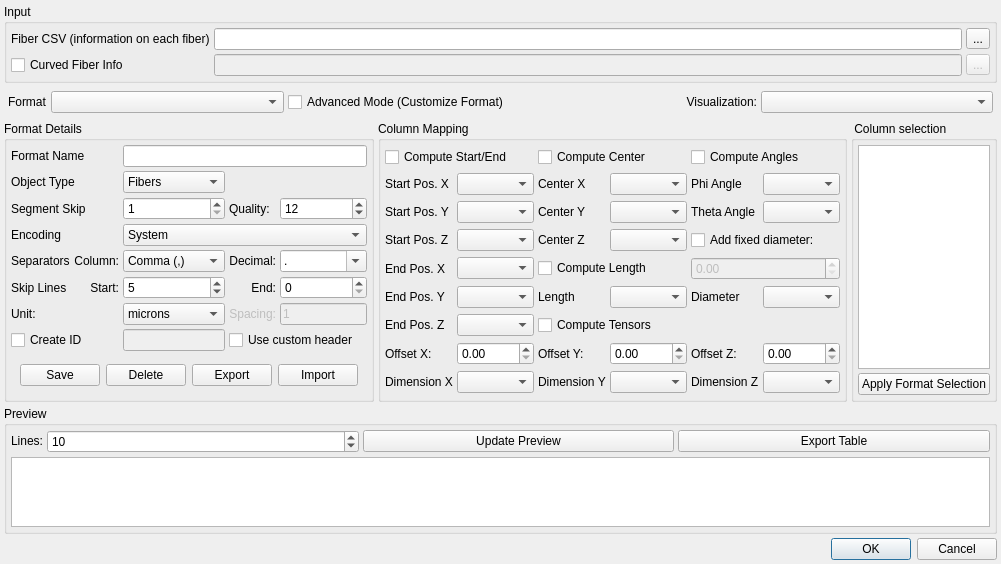
Old version of the form modules/FeatureScout/CsvInput.ui in the repository 3dct/open_iA.
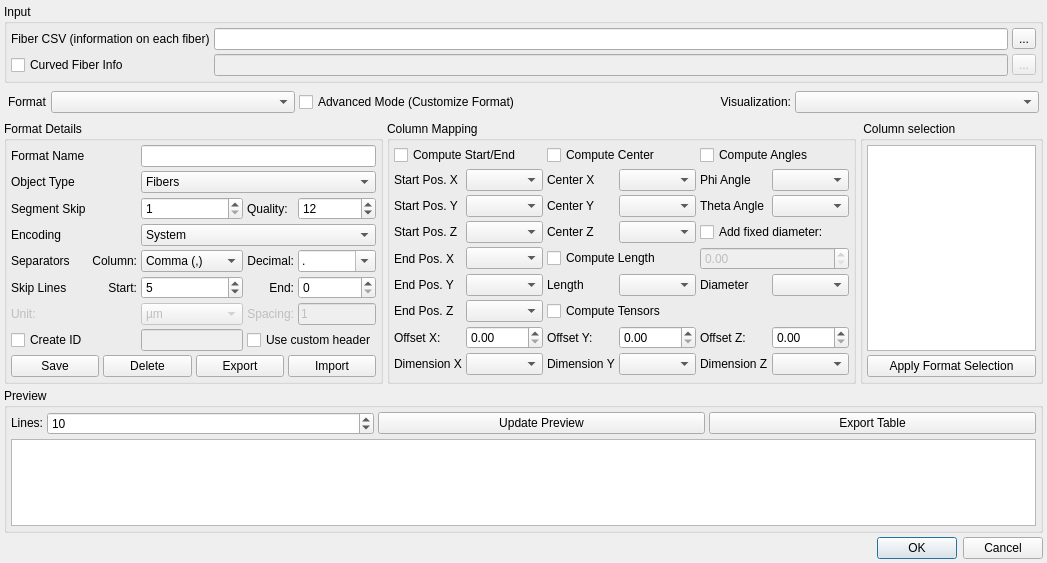
New version of the form.

Commit message: FeatureScout: CSV import dialog layout improvements

Patch:
```diff
--- a/modules/FeatureScout/CsvInput.ui
+++ b/modules/FeatureScout/CsvInput.ui
@@ -6,8 +6,8 @@
    <rect>
     <x>0</x>
     <y>0</y>
-    <width>926</width>
-    <height>527</height>
+    <width>1047</width>
+    <height>563</height>
    </rect>
   </property>
   <property name="windowTitle">
@@ -31,12 +31,6 @@
    </property>
    <item>
     <widget class="QGroupBox" name="grpbox_File">
-     <property name="sizePolicy">
-      <sizepolicy hsizetype="Preferred" vsizetype="Fixed">
-       <horstretch>0</horstretch>
-       <verstretch>0</verstretch>
-      </sizepolicy>
-     </property>
      <property name="title">
       <string>Input</string>
      </property>
@@ -163,6 +157,12 @@
    </item>
    <item>
     <widget class="QWidget" name="wd_Advanced" native="true">
+     <property name="sizePolicy">
+      <sizepolicy hsizetype="Preferred" vsizetype="Fixed">
+       <horstretch>0</horstretch>
+       <verstretch>0</verstretch>
+      </sizepolicy>
+     </property>
      <layout class="QHBoxLayout" name="horizontalLayout_2">
       <property name="spacing">
        <number>4</number>
@@ -190,10 +190,7 @@
         <property name="title">
          <string>Format Details</string>
         </property>
-        <layout class="QHBoxLayout" name="horizontalLayout_3">
-         <property name="spacing">
-          <number>4</number>
-         </property>
+        <layout class="QGridLayout" name="gridLayout_4">
          <property name="leftMargin">
           <number>4</number>
          </property>
@@ -206,77 +203,13 @@
          <property name="bottomMargin">
           <number>4</number>
          </property>
-         <item>
-          <layout class="QGridLayout" name="gridLayout_2">
            <property name="spacing">
             <number>4</number>
            </property>
-           <item row="6" column="4">
-            <widget class="QLineEdit" name="ed_Spacing">
-             <property name="enabled">
-              <bool>false</bool>
-             </property>
-             <property name="text">
-              <string>1</string>
-             </property>
-            </widget>
-           </item>
-           <item row="5" column="3">
-            <widget class="QLabel" name="lbl_SkipLinesEnd">
-             <property name="text">
-              <string>End:</string>
-             </property>
-             <property name="alignment">
-              <set>Qt::AlignRight|Qt::AlignTrailing|Qt::AlignVCenter</set>
-             </property>
-            </widget>
-           </item>
-           <item row="5" column="0">
-            <widget class="QLabel" name="lbl_SkipLines">
-             <property name="text">
-              <string>Skip Lines</string>
-             </property>
-            </widget>
-           </item>
-           <item row="1" column="0" colspan="2">
-            <widget class="QLabel" name="lbl_ObjectType">
-             <property name="text">
-              <string>Object Type</string>
-             </property>
-            </widget>
-           </item>
-           <item row="3" column="0" colspan="2">
-            <widget class="QLabel" name="lbl_Encoding">
-             <property name="text">
-              <string>Encoding</string>
-             </property>
-            </widget>
-           </item>
-           <item row="3" column="2" colspan="3">
-            <widget class="QComboBox" name="cmbbox_Encoding">
-             <item>
-              <property name="text">
-               <string>System</string>
-              </property>
-             </item>
-             <item>
-              <property name="text">
-               <string>UTF-8</string>
-              </property>
-             </item>
-             <item>
-              <property name="text">
-               <string>ISO-8859-1</string>
-              </property>
-             </item>
-             <item>
-              <property name="text">
-               <string>Windows-1252</string>
-              </property>
-             </item>
-            </widget>
-           </item>
-           <item row="1" column="2">
+         <item row="0" column="2" colspan="3">
+          <widget class="QLineEdit" name="ed_FormatName"/>
+         </item>
+         <item row="1" column="2" colspan="3">
             <widget class="QComboBox" name="cmbbox_ObjectType">
              <item>
               <property name="text">
@@ -295,27 +228,34 @@
              </item>
             </widget>
            </item>
-           <item row="4" column="4">
-            <widget class="QComboBox" name="cmbbox_DecimalSeparator">
-             <property name="editable">
-              <bool>true</bool>
-             </property>
-             <item>
+         <item row="4" column="0">
+          <widget class="QLabel" name="lbl_Separators">
               <property name="text">
-               <string>.</string>
-              </property>
-             </item>
-             <item>
+            <string>Separators</string>
+           </property>
+          </widget>
+         </item>
+         <item row="3" column="0">
+          <widget class="QLabel" name="lbl_Encoding">
               <property name="text">
-               <string>,</string>
-              </property>
-             </item>
-            </widget>
-           </item>
-           <item row="7" column="0" colspan="2">
-            <widget class="QCheckBox" name="cb_AddAutoID">
+            <string>Encoding</string>
+           </property>
+          </widget>
+         </item>
+         <item row="5" column="4">
+          <widget class="QSpinBox" name="ed_SkipLinesEnd">
+           <property name="maximum">
+            <number>9999999</number>
+           </property>
+          </widget>
+         </item>
+         <item row="5" column="3">
+          <widget class="QLabel" name="lbl_SkipLinesEnd">
              <property name="text">
-              <string>Create ID</string>
+            <string>End:</string>
+           </property>
+           <property name="alignment">
+            <set>Qt::AlignRight|Qt::AlignTrailing|Qt::AlignVCenter</set>
              </property>
             </widget>
            </item>
@@ -326,47 +266,50 @@
              </property>
             </widget>
            </item>
-           <item row="4" column="2">
-            <widget class="QComboBox" name="cmbbox_ColSeparator">
+         <item row="6" column="4">
+          <widget class="QLineEdit" name="ed_Spacing">
              <property name="enabled">
-              <bool>true</bool>
-             </property>
-             <property name="editable">
               <bool>false</bool>
              </property>
-             <item>
               <property name="text">
-               <string>Comma (,)</string>
-              </property>
-             </item>
-             <item>
-              <property name="text">
-               <string>Semicolon (;)</string>
-              </property>
-             </item>
-             <item>
-              <property name="text">
-               <string>Tabulator</string>
-              </property>
-             </item>
-            </widget>
-           </item>
-           <item row="6" column="3">
-            <widget class="QLabel" name="lbl_Spacing">
-             <property name="enabled">
-              <bool>false</bool>
-             </property>
-             <property name="text">
-              <string>Spacing:</string>
-             </property>
-             <property name="alignment">
-              <set>Qt::AlignRight|Qt::AlignTrailing|Qt::AlignVCenter</set>
+            <string>1</string>
+           </property>
+          </widget>
+         </item>
+         <item row="2" column="2">
+          <widget class="QSpinBox" name="sb_SegmentSkip">
+           <property name="toolTip">
+            <string>1=best quality, higher values -&gt; less quality for curved fibers. Value determines that every nth point of those given will be shown.</string>
+           </property>
+           <property name="toolTipDuration">
+            <number>5000</number>
+           </property>
+           <property name="minimum">
+            <number>1</number>
+           </property>
+           <property name="maximum">
+            <number>1000</number>
              </property>
             </widget>
            </item>
            <item row="8" column="0" colspan="5">
             <widget class="QWidget" name="widget" native="true">
              <layout class="QHBoxLayout" name="horizontalLayout">
+            <property name="spacing">
+             <number>4</number>
+            </property>
+            <property name="leftMargin">
+             <number>0</number>
+            </property>
+            <property name="topMargin">
+             <number>0</number>
+            </property>
+            <property name="rightMargin">
+             <number>0</number>
+            </property>
+            <property name="bottomMargin">
+             <number>0</number>
+            </property>
               <item>
                <widget class="QPushButton" name="btn_SaveFormat">
                 <property name="enabled">
@@ -401,43 +344,10 @@
              </layout>
             </widget>
            </item>
-           <item row="5" column="4">
-            <widget class="QSpinBox" name="ed_SkipLinesEnd">
-             <property name="maximum">
-              <number>9999999</number>
-             </property>
-            </widget>
-           </item>
-           <item row="4" column="3">
-            <widget class="QLabel" name="lbl_SeparatorDecimal">
+         <item row="5" column="0">
+          <widget class="QLabel" name="lbl_SkipLines">
              <property name="text">
-              <string>Decimal:</string>
-             </property>
-             <property name="alignment">
-              <set>Qt::AlignRight|Qt::AlignTrailing|Qt::AlignVCenter</set>
-             </property>
-            </widget>
-           </item>
-           <item row="5" column="2">
-            <widget class="QSpinBox" name="ed_SkipLinesStart">
-             <property name="enabled">
-              <bool>true</bool>
-             </property>
-             <property name="minimum">
-              <number>0</number>
-             </property>
-             <property name="maximum">
-              <number>9999999</number>
-             </property>
-             <property name="value">
-              <number>5</number>
-             </property>
-            </widget>
-           </item>
-           <item row="6" column="0" colspan="2">
-            <widget class="QLabel" name="lbl_Unit">
-             <property name="text">
-              <string>Unit:</string>
+            <string>Skip Lines</string>
              </property>
             </widget>
            </item>
@@ -448,62 +358,13 @@
              </property>
             </widget>
            </item>
-           <item row="4" column="1">
-            <widget class="QLabel" name="lbl_SeparatorColumn">
-             <property name="text">
-              <string>Column:</string>
-             </property>
-             <property name="alignment">
-              <set>Qt::AlignRight|Qt::AlignTrailing|Qt::AlignVCenter</set>
-             </property>
-            </widget>
-           </item>
-           <item row="0" column="0" colspan="2">
-            <widget class="QLabel" name="lbl_FormatName">
+         <item row="6" column="0">
+          <widget class="QLabel" name="lbl_Unit">
+           <property name="enabled">
+            <bool>false</bool>
+           </property>
              <property name="text">
-              <string>Format Name</string>
-             </property>
-            </widget>
-           </item>
-           <item row="5" column="1">
-            <widget class="QLabel" name="lbl_SkipLinesStart">
-             <property name="text">
-              <string>Start:</string>
-             </property>
-             <property name="alignment">
-              <set>Qt::AlignRight|Qt::AlignTrailing|Qt::AlignVCenter</set>
-             </property>
-            </widget>
-           </item>
-           <item row="6" column="2">
-            <widget class="QComboBox" name="cmbbox_Unit">
-             <item>
-              <property name="text">
-               <string>microns</string>
-              </property>
-             </item>
-            </widget>
-           </item>
-           <item row="4" column="0">
-            <widget class="QLabel" name="lbl_Separators">
-             <property name="text">
-              <string>Separators</string>
-             </property>
-            </widget>
-           </item>
-           <item row="0" column="2" colspan="3">
-            <widget class="QLineEdit" name="ed_FormatName"/>
-           </item>
-           <item row="2" column="3">
-            <widget class="QLabel" name="lb_CylinderQuality">
-             <property name="toolTip">
-              <string>The higher the number, the better the cylinder visualization quality (represents number of sides used for modelling cylinder).</string>
-             </property>
-             <property name="toolTipDuration">
-              <number>5000</number>
-             </property>
-             <property name="text">
-              <string>Quality:</string>
+            <string>Unit:</string>
              </property>
             </widget>
            </item>
@@ -526,7 +387,113 @@
              </property>
             </widget>
            </item>
-           <item row="2" column="0" colspan="2">
+         <item row="5" column="1">
+          <widget class="QLabel" name="lbl_SkipLinesStart">
+           <property name="text">
+            <string>Start:</string>
+           </property>
+           <property name="alignment">
+            <set>Qt::AlignRight|Qt::AlignTrailing|Qt::AlignVCenter</set>
+           </property>
+          </widget>
+         </item>
+         <item row="4" column="2">
+          <widget class="QComboBox" name="cmbbox_ColSeparator">
+           <property name="enabled">
+            <bool>true</bool>
+           </property>
+           <property name="editable">
+            <bool>false</bool>
+           </property>
+           <item>
+            <property name="text">
+             <string>Comma (,)</string>
+            </property>
+           </item>
+           <item>
+            <property name="text">
+             <string>Semicolon (;)</string>
+            </property>
+           </item>
+           <item>
+            <property name="text">
+             <string>Tabulator</string>
+            </property>
+           </item>
+          </widget>
+         </item>
+         <item row="4" column="3">
+          <widget class="QLabel" name="lbl_SeparatorDecimal">
+           <property name="text">
+            <string>Decimal:</string>
+           </property>
+           <property name="alignment">
+            <set>Qt::AlignRight|Qt::AlignTrailing|Qt::AlignVCenter</set>
+           </property>
+          </widget>
+         </item>
+         <item row="4" column="4">
+          <widget class="QComboBox" name="cmbbox_DecimalSeparator">
+           <property name="editable">
+            <bool>true</bool>
+           </property>
+           <item>
+            <property name="text">
+             <string>.</string>
+            </property>
+           </item>
+           <item>
+            <property name="text">
+             <string>,</string>
+            </property>
+           </item>
+          </widget>
+         </item>
+         <item row="3" column="2" colspan="3">
+          <widget class="QComboBox" name="cmbbox_Encoding">
+           <item>
+            <property name="text">
+             <string>System</string>
+            </property>
+           </item>
+           <item>
+            <property name="text">
+             <string>UTF-8</string>
+            </property>
+           </item>
+           <item>
+            <property name="text">
+             <string>ISO-8859-1</string>
+            </property>
+           </item>
+           <item>
+            <property name="text">
+             <string>Windows-1252</string>
+            </property>
+           </item>
+          </widget>
+         </item>
+         <item row="0" column="0">
+          <widget class="QLabel" name="lbl_FormatName">
+           <property name="text">
+            <string>Format Name</string>
+           </property>
+          </widget>
+         </item>
+         <item row="6" column="3">
+          <widget class="QLabel" name="lbl_Spacing">
+           <property name="enabled">
+            <bool>false</bool>
+           </property>
+           <property name="text">
+            <string>Spacing:</string>
+           </property>
+           <property name="alignment">
+            <set>Qt::AlignRight|Qt::AlignTrailing|Qt::AlignVCenter</set>
+           </property>
+          </widget>
+         </item>
+         <item row="2" column="0">
             <widget class="QLabel" name="label">
              <property name="toolTip">
               <string>1=best quality, higher values -&gt; less quality for curved fibers. Value determines that every nth point of those given will be shown.</string>
@@ -542,23 +509,83 @@
              </property>
             </widget>
            </item>
-           <item row="2" column="2">
-            <widget class="QSpinBox" name="sb_SegmentSkip">
+         <item row="1" column="0">
+          <widget class="QLabel" name="lbl_ObjectType">
+           <property name="text">
+            <string>Object Type</string>
+           </property>
+          </widget>
+         </item>
+         <item row="4" column="1">
+          <widget class="QLabel" name="lbl_SeparatorColumn">
+           <property name="text">
+            <string>Column:</string>
+           </property>
+           <property name="alignment">
+            <set>Qt::AlignRight|Qt::AlignTrailing|Qt::AlignVCenter</set>
+           </property>
+          </widget>
+         </item>
+         <item row="7" column="0">
+          <widget class="QCheckBox" name="cb_AddAutoID">
+           <property name="text">
+            <string>Create ID</string>
+           </property>
+          </widget>
+         </item>
+         <item row="6" column="2">
+          <widget class="QComboBox" name="cmbbox_Unit">
+           <property name="enabled">
+            <bool>false</bool>
+           </property>
+           <property name="currentIndex">
+            <number>1</number>
+           </property>
+           <item>
+            <property name="text">
+             <string>mm</string>
+            </property>
+           </item>
+           <item>
+            <property name="text">
+             <string>µm</string>
+            </property>
+           </item>
+           <item>
+            <property name="text">
+             <string>nm</string>
+            </property>
+           </item>
+          </widget>
+         </item>
+         <item row="5" column="2">
+          <widget class="QSpinBox" name="ed_SkipLinesStart">
+           <property name="enabled">
+            <bool>true</bool>
+           </property>
+           <property name="minimum">
+            <number>0</number>
+           </property>
+           <property name="maximum">
+            <number>9999999</number>
+           </property>
+           <property name="value">
+            <number>5</number>
+           </property>
+          </widget>
+         </item>
+         <item row="2" column="3">
+          <widget class="QLabel" name="lb_CylinderQuality">
              <property name="toolTip">
               <string>1=best quality, higher values -&gt; less quality for curved fibers. Value determines that every nth point of those given will be shown.</string>
              </property>
              <property name="toolTipDuration">
               <number>5000</number>
              </property>
-             <property name="minimum">
-              <number>1</number>
-             </property>
-             <property name="maximum">
-              <number>1000</number>
-             </property>
-            </widget>
-           </item>
-          </layout>
+           <property name="text">
+            <string>Quality:</string>
+           </property>
+          </widget>
          </item>
         </layout>
        </widget>
@@ -568,6 +595,12 @@
         <property name="enabled">
          <bool>true</bool>
         </property>
+        <property name="sizePolicy">
+         <sizepolicy hsizetype="Preferred" vsizetype="Preferred">
+          <horstretch>0</horstretch>
+          <verstretch>0</verstretch>
+         </sizepolicy>
+        </property>
         <property name="title">
          <string>Column Mapping</string>
         </property>
@@ -873,6 +906,12 @@
       </item>
       <item>
        <widget class="QGroupBox" name="grpbox_ColSelection">
+        <property name="sizePolicy">
+         <sizepolicy hsizetype="Preferred" vsizetype="Preferred">
+          <horstretch>0</horstretch>
+          <verstretch>0</verstretch>
+         </sizepolicy>
+        </property>
         <property name="title">
          <string> Column selection</string>
         </property>
```
Left out of the diff: 354 changed lines with no effect on the pictures. Lines whose indentation alone changed are shown as unchanged.
